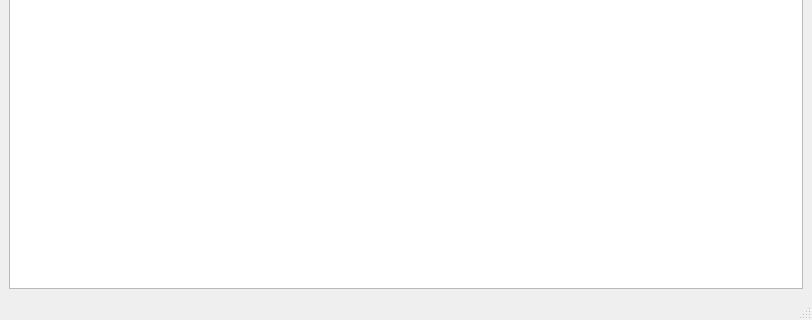
Qt form ui/main_window.ui (kovdan01/otp-desktop) before a commit; both pictures show x 0 to 812 and y 253 to 573 of the 812 by 573 pixel window.
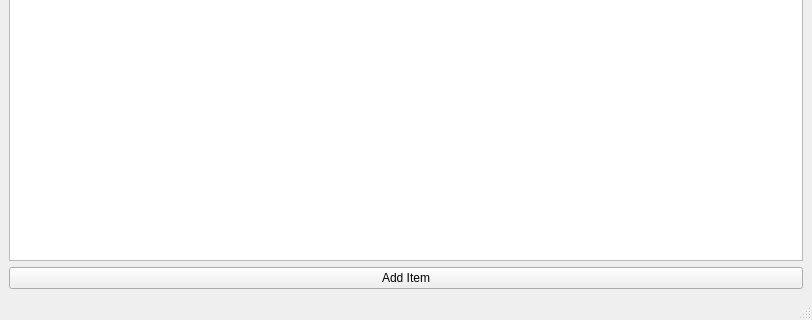
The same form after that commit.

Commit message: Add empty "Add Item" dialog

Diff of the .ui file:
```diff
--- a/ui/main_window.ui
+++ b/ui/main_window.ui
@@ -19,7 +19,14 @@
    </property>
    <layout class="QVBoxLayout" name="verticalLayout_3">
     <item>
-     <widget class="QListView" name="listView"/>
+     <widget class="QListView" name="OTPListView"/>
+    </item>
+    <item>
+     <widget class="QPushButton" name="AddItemButton">
+      <property name="text">
+       <string>Add Item</string>
+      </property>
+     </widget>
     </item>
    </layout>
   </widget>
```
The commit also changes 6 other files.
